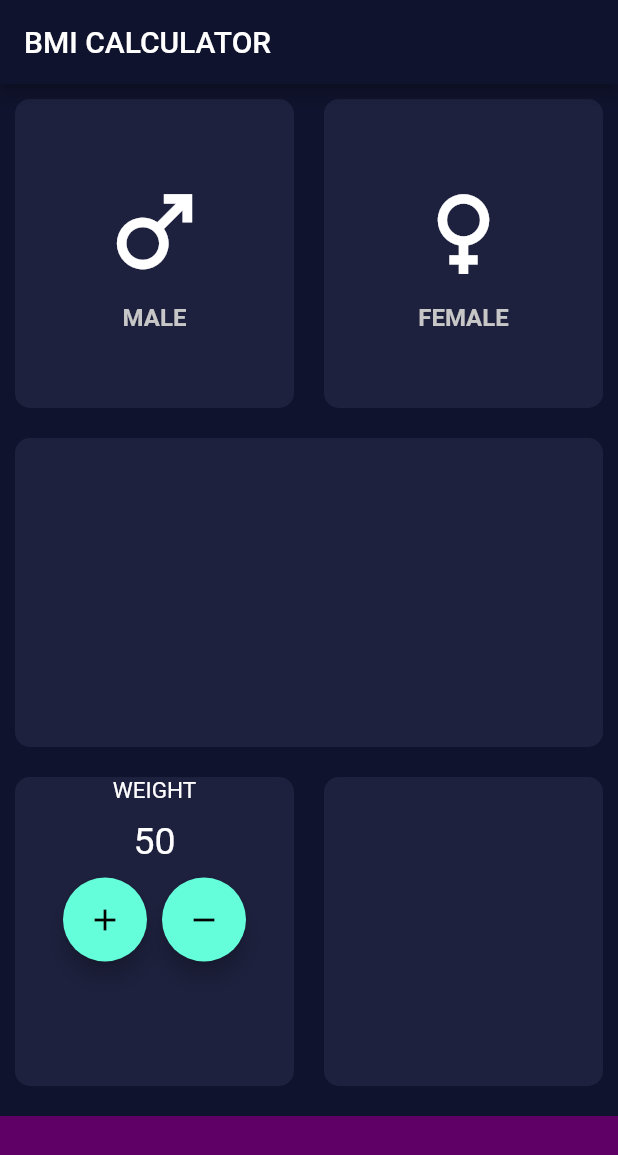
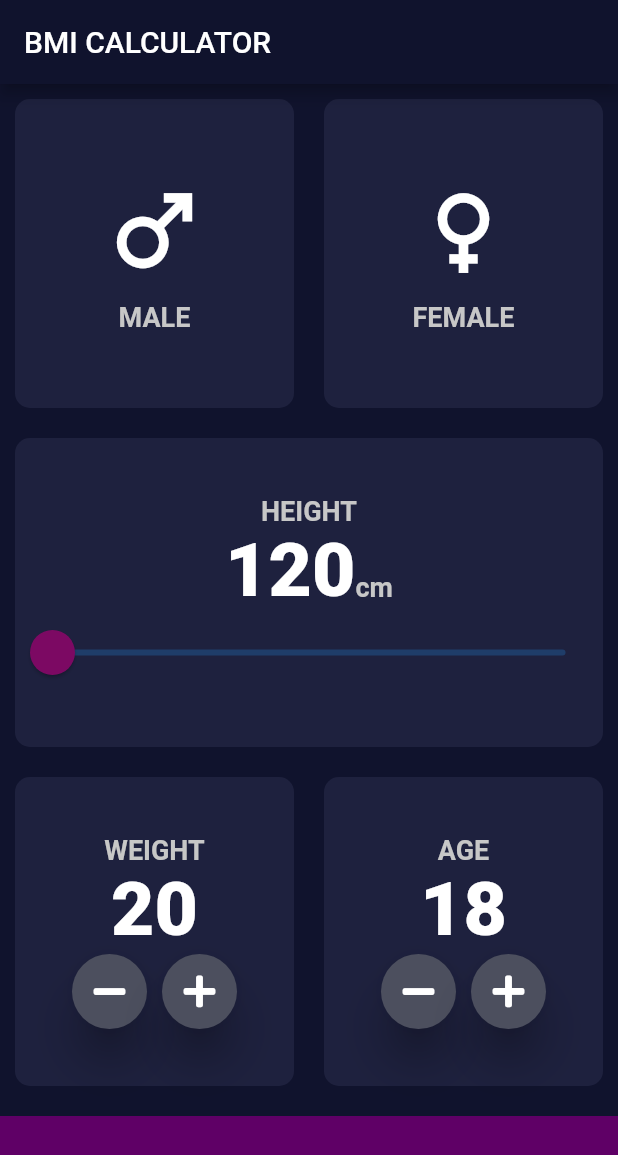
Before and after one commit to praween-link/MyFlutter, a Flutter app: the screen it shows after launch, on a phone screen of 412 x 824 dp. Shown: the top 1155 px of the screen. Run offline on Flutter 3.47's test engine with Material 2 defaults, Android fonts, the phone set to English and light mode, and no system bars; our stand-ins replace font_awesome_flutter.

Commit message:
Flutter-16.5 commit: very nice

```diff
--- /dev/null
+++ b/lib/constants.dart
@@ -0,0 +1,10 @@
+
+import 'package:flutter/material.dart';
+
+const cBottomContainerHeight = 80.0;
+const cBottomContainerColor = Color(0xFF5f0066);
+const cActiveContainerColor = Color(0xFF1e213e);
+const cTextColor = Color(0xFFc7c7c7);
+const cTextSize = 18.0;
+
+const cNumberStyle = TextStyle(color: Color(0xFFFFFFFF), fontSize: 50.0, fontWeight: FontWeight.w900,);
--- a/lib/icon_content.dart
+++ b/lib/icon_content.dart
@@ -1,11 +1,15 @@
 import 'package:flutter/material.dart';
 
 class IconContent extends StatelessWidget {
+  IconContent({
+    @required this.icons,
+    @required this.levels,
+    @required this.levelColor,
+    @required this.levelSize,
+  });
 
-  IconContent({@required this.genderIcon, @required this.genderLevel, @required this.levelColor, @required this.levelSize});
-
-  final genderIcon;
-  final String genderLevel;
+  final icons;
+  final String levels;
   final levelColor;
   final levelSize;
 
@@ -13,12 +17,23 @@ class IconContent extends StatelessWidget {
   Widget build(BuildContext context) {
     return Container(
       child: Column(
-      mainAxisAlignment: MainAxisAlignment.center,
-      children: <Widget>[
-        Icon(genderIcon, size: 75.0,),
-        SizedBox(height: 10.0),
-        Text(genderLevel, style: TextStyle(color: levelColor, fontSize: levelSize, fontWeight: FontWeight.bold,),),
-      ],),
+        mainAxisAlignment: MainAxisAlignment.center,
+        children: <Widget>[
+          Icon(
+            icons,
+            size: 75.0,
+          ),
+          SizedBox(height: 10.0),
+          Text(
+            levels,
+            style: TextStyle(
+              color: levelColor,
+              fontSize: levelSize,
+              fontWeight: FontWeight.bold,
+            ),
+          ),
+        ],
+      ),
     );
   }
 }
--- a/lib/input_page.dart
+++ b/lib/input_page.dart
@@ -1,15 +1,12 @@
 import 'package:flutter/material.dart';
+import 'package:font_awesome_flutter/font_awesome_flutter.dart';
 
+import 'constants.dart';
 import 'icon_content.dart';
 import 'reusable_card.dart';
 // import 'package:font_awesome_flutter/font_awesome_flutter.dart';
 
-const bottomContainerHeight = 80.0;
-const bottomContainerColor = Color(0xFF5f0066);
-const activeContainerColor = Color(0xFF1e213e);
-const unactiveContainerColor = Color(0xFFf7f7f7);
-
-enum Gender{
+enum Gender {
   male,
   female,
   unset,
@@ -21,8 +18,10 @@ class InputPage extends StatefulWidget {
 }
 
 class _InputPageState extends State<InputPage> {
-
   Gender selected = Gender.unset;
+  int height = 120;
+  int weight = 20;
+  int age = 18;
 
   @override
   Widget build(BuildContext context) {
@@ -31,6 +30,7 @@ class _InputPageState extends State<InputPage> {
           title: Text("BMI CALCULATOR"),
         ),
         body: Column(
+          crossAxisAlignment: CrossAxisAlignment.stretch,
           children: <Widget>[
             Expanded(
               child: Row(
@@ -39,15 +39,21 @@ class _InputPageState extends State<InputPage> {
                     child: ReusableCard(
                       onPress: () {
                         setState(() {
-                          selected == Gender.male ? selected = Gender.unset : selected = Gender.male;
+                          selected == Gender.male
+                              ? selected = Gender.unset
+                              : selected = Gender.male;
                         });
                       },
-                      usingColor: selected == Gender.male ? Color(0xFF242852) : activeContainerColor,
+                      usingColor: selected == Gender.male
+                          ? Color(0xFF242852)
+                          : cActiveContainerColor,
                       childCard: IconContent(
-                        genderIcon: Icons.male,
-                        genderLevel: "MALE",
-                        levelColor: selected == Gender.male ? Color(0xFFFFFFFF) : Color(0xFFc7c7c7),
-                        levelSize: selected == Gender.male ? 20.0 : 16.0,
+                        icons: Icons.male,
+                        levels: "MALE",
+                        levelColor: selected == Gender.male
+                            ? Color(0xFFFFFFFF)
+                            : cTextColor,
+                        levelSize: selected == Gender.male ? 20.0 : cTextSize,
                       ),
                     ),
                   ),
@@ -55,80 +61,217 @@ class _InputPageState extends State<InputPage> {
                       child: ReusableCard(
                     onPress: () {
                       setState(() {
-                            selected == Gender.female ? selected = Gender.unset : selected = Gender.female;
+                        selected == Gender.female
+                            ? selected = Gender.unset
+                            : selected = Gender.female;
                       });
                     },
-                        usingColor: selected == Gender.female ? Color(0xFF242852) : activeContainerColor,
+                    usingColor: selected == Gender.female
+                        ? Color(0xFF242852)
+                        : cActiveContainerColor,
                     childCard: IconContent(
-                          genderIcon: Icons.female,
-                          genderLevel: "FEMALE",
-                          levelColor: selected == Gender.female ? Color(0xFFFFFFFF) : Color(0xFFc7c7c7),
-                          levelSize: selected == Gender.female ? 20.0 : 16.0,
+                      icons: Icons.female,
+                      levels: "FEMALE",
+                      levelColor: selected == Gender.female
+                          ? Color(0xFFFFFFFF)
+                          : cTextColor,
+                      levelSize: selected == Gender.female ? 20.0 : cTextSize,
                     ),
                   )),
                 ],
               ),
             ),
             Expanded(
-              child: ReusableCard(usingColor: activeContainerColor),
+              child: ReusableCard(
+                usingColor: cActiveContainerColor,
+                childCard: Column(
+                  mainAxisAlignment: MainAxisAlignment.center,
+                  children: <Widget>[
+                    Text(
+                      "HEIGHT",
+                      style: TextStyle(
+                        color: cTextColor,
+                        fontSize: cTextSize,
+                        fontWeight: FontWeight.bold,
+                      ),
+                    ),
+                    Row(
+                      mainAxisAlignment: MainAxisAlignment.center,
+                      crossAxisAlignment: CrossAxisAlignment.baseline,
+                      textBaseline: TextBaseline.alphabetic,
+                      children: <Widget>[
+                        Text(
+                          height.toString(),
+                          style: cNumberStyle,
+                        ),
+                        Text(
+                          "cm",
+                          style: TextStyle(
+                            color: cTextColor,
+                            fontSize: cTextSize,
+                            fontWeight: FontWeight.bold,
+                          ),
+                        ),
+                      ],
+                    ),
+                    SliderTheme(
+                      data: SliderTheme.of(context).copyWith(
+                        activeTrackColor: Colors.white,
+                        thumbColor: Color(0xFF7c0963),
+                        overlayColor: Color(0x697c0963),
+                        thumbShape:
+                            RoundSliderThumbShape(enabledThumbRadius: 15.0),
+                        overlayShape:
+                            RoundSliderOverlayShape(overlayRadius: 25.0),
+                      ),
+                      child: Slider(
+                        value: height.toDouble(),
+                        min: 120.0,
+                        max: 220.0,
+                        // activeColor: Color(0xFF7c0963),
+                        // inactiveColor: Color(0xFF6226b5),
+                        onChanged: (double newValue) {
+                          setState(() {
+                            height = newValue.round();
+                          });
+                        },
+                      ),
+                    )
+                  ],
+                ),
+              ),
             ),
             Expanded(
               child: Row(
                 children: <Widget>[
                   Expanded(
                     child: ReusableCard(
-                      usingColor: activeContainerColor,
-                      childCard: Container(
-                        child: Column(
+                      usingColor: cActiveContainerColor,
+                      childCard: Column(
+                        mainAxisAlignment: MainAxisAlignment.center,
                         children: <Widget>[
                           Text(
                             "WEIGHT",
                             style: TextStyle(
-                                color: Color(0xFFFFFFFF),
-                                fontSize: 15.0,
+                              color: cTextColor,
+                              fontSize: cTextSize,
+                              fontWeight: FontWeight.bold,
                             ),
                           ),
-                            SizedBox(height: 10.0),
                           Text(
-                              "50",
-                              style: TextStyle(
-                                color: Color(0xFFFFFFFF),
-                                fontSize: 25.0,
+                            weight.toString(),
+                            style: cNumberStyle,
                           ),
-                            ),
-                            SizedBox(height: 10.0),
                           Row(
                             mainAxisAlignment: MainAxisAlignment.center,
-                              children: <Widget>[
-                                FloatingActionButton(
-                                  onPressed: () {},
-                                  child: Icon(Icons.add),
+                            children: [
+                              RoundIconButton(
+                                icon: FontAwesomeIcons.minus,
+                                onPres: () {
+                                  setState(() {
+                                    if (weight != 2) {
+                                      weight--;
+                                    }
+                                  });
+                                },
                               ),
                               SizedBox(width: 10.0),
-                                FloatingActionButton(
-                                  onPressed: () {},
-                                  child: Icon(Icons.remove),
+                              RoundIconButton(
+                                icon: FontAwesomeIcons.plus,
+                                onPres: () {
+                                  setState(() {
+                                    if (weight != 200) {
+                                      weight++;
+                                    }
+                                  });
+                                },
                               ),
                             ],
-                            )
+                          ),
                         ],
                       ),
                     ),
                   ),
+                  Expanded(
+                    child: ReusableCard(
+                      usingColor: cActiveContainerColor,
+                      childCard: Column(
+                        mainAxisAlignment: MainAxisAlignment.center,
+                        children: <Widget>[
+                          Text(
+                            "AGE",
+                            style: TextStyle(
+                              color: cTextColor,
+                              fontSize: cTextSize,
+                              fontWeight: FontWeight.bold,
                             ),
-                  Expanded(
-                    child: ReusableCard(usingColor: activeContainerColor),
+                          ),
+                          Text(
+                            age.toString(),
+                            style: cNumberStyle,
+                          ),
+                          Row(
+                            mainAxisAlignment: MainAxisAlignment.center,
+                            children: [
+                              RoundIconButton(
+                                icon: FontAwesomeIcons.minus,
+                                onPres: () {
+                                  setState(() {
+                                    if (age != 1) {
+                                      age--;
+                                    }
+                                  });
+                                },
+                              ),
+                              SizedBox(width: 10.0),
+                              RoundIconButton(
+                                icon: FontAwesomeIcons.plus,
+                                onPres: () {
+                                  setState(() {
+                                    if (age != 150) {
+                                      age++;
+                                    }
+                                  });
+                                },
+                              ),
+                            ],
+                          ),
+                        ],
+                      ),
+                    ),
                   ),
                 ],
               ),
             ),
             Container(
-              color: bottomContainerColor,
+              color: cBottomContainerColor,
               margin: EdgeInsets.only(top: 10.0),
               width: double.infinity,
-              height: bottomContainerHeight,
+              height: cBottomContainerHeight,
             ),
           ],
         ));
   }
 }
+
+class RoundIconButton extends StatelessWidget {
+  RoundIconButton({this.icon, this.onPres});
+
+  final IconData icon;
+  final Function onPres;
+
+  @override
+  Widget build(BuildContext context) {
+    return RawMaterialButton(
+      onPressed: onPres,
+      child: Icon(icon),
+      elevation: 12.0,
+      constraints: BoxConstraints.tightFor(
+        height: 50.0,
+        width: 50.0,
+      ),
+      shape: CircleBorder(),
+      fillColor: Color(0xFF4C4F5E),
+    );
+  }
+}
```
Lines whose indentation alone changed are shown as unchanged.
